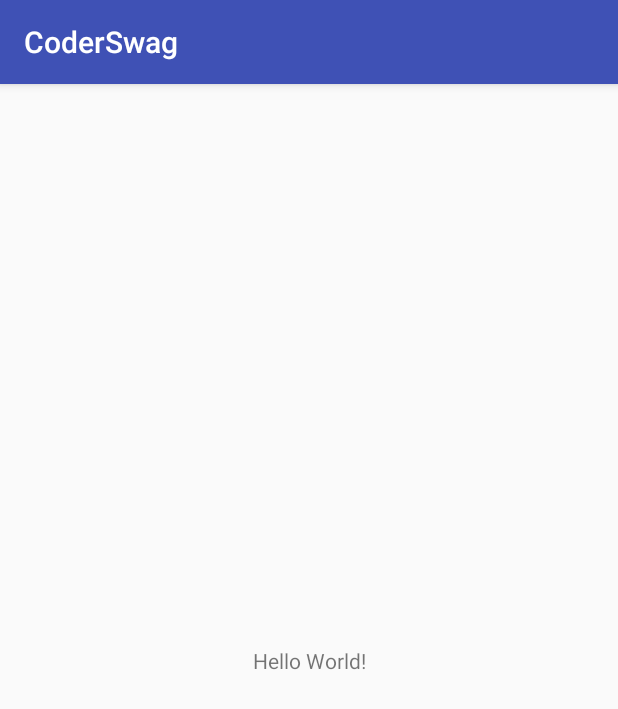
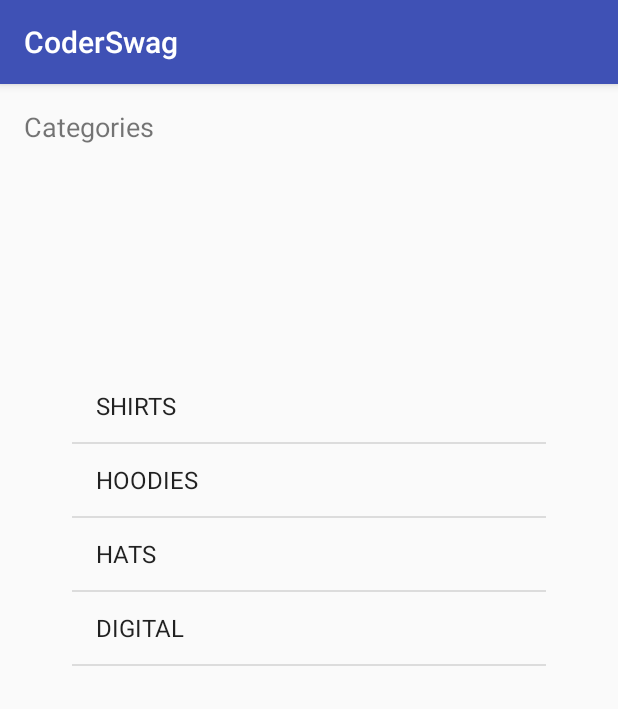
Before and after one commit to arthursalgado/CoderSwag, an Android app: the screen it shows after launch (MainActivity), on a phone screen of 412 x 824 dp. Shown: the top 709 px of the screen. Run offline under Robolectric (Android 15) with nearby library versions, the phone set to English and light mode, and no system bars.

Commit message:
adicionado layout inicial / adapter explicações

```diff
--- a/app/src/main/java/com/devf5/arthursalgado/coderswag/Controller/MainActivity.kt
+++ b/app/src/main/java/com/devf5/arthursalgado/coderswag/Controller/MainActivity.kt
@@ -2,12 +2,22 @@ package com.devf5.arthursalgado.coderswag.Controller
 
 import android.support.v7.app.AppCompatActivity
 import android.os.Bundle
+import android.widget.ArrayAdapter
+import com.devf5.arthursalgado.coderswag.Model.Category
 import com.devf5.arthursalgado.coderswag.R
+import com.devf5.arthursalgado.coderswag.Services.DataService
+import kotlinx.android.synthetic.main.activity_main.*
 
 class MainActivity : AppCompatActivity() {
+
+    lateinit var adapter : ArrayAdapter<Category> // Adapter é o que controla as informações do model pra ser mostrado na ListView (view)
 
     override fun onCreate(savedInstanceState: Bundle?) {
         super.onCreate(savedInstanceState)
         setContentView(R.layout.activity_main)
+
+        // ArrayAdapter(context, que tipo de view que será mostrado na ListView, qual dado que será mostrado)
+        adapter = ArrayAdapter(this, android.R.layout.simple_list_item_1, DataService.categories)
+        categoryListView.adapter = adapter
     }
 }
--- a/app/src/main/java/com/devf5/arthursalgado/coderswag/Model/Category.kt
+++ b/app/src/main/java/com/devf5/arthursalgado/coderswag/Model/Category.kt
@@ -3,4 +3,9 @@ package com.devf5.arthursalgado.coderswag.Model
 /**
  * Created by arthursalgado on 13/10/17.
  */
-class Category constructor(val title: String, val image: String)
+class Category constructor(val title: String, val image: String) {
+    // Tivemos que fazer o override pq o default é mostrar o local de memória do objeto, assim trocamos para mostrar por default o título do objeto
+    override fun toString(): String {
+        return title
+    }
+}
--- a/app/src/main/res/layout/activity_main.xml
+++ b/app/src/main/res/layout/activity_main.xml
@@ -7,12 +7,26 @@
     tools:context="com.devf5.arthursalgado.coderswag.Controller.MainActivity">
 
     <TextView
+        android:id="@+id/textView2"
         android:layout_width="wrap_content"
         android:layout_height="wrap_content"
-        android:text="Hello World!"
-        app:layout_constraintBottom_toBottomOf="parent"
-        app:layout_constraintLeft_toLeftOf="parent"
-        app:layout_constraintRight_toRightOf="parent"
+        android:layout_marginStart="16dp"
+        android:layout_marginTop="16dp"
+        android:text="Categories"
+        android:textSize="18sp"
+        app:layout_constraintStart_toStartOf="parent"
         app:layout_constraintTop_toTopOf="parent" />
 
+    <ListView
+        android:id="@+id/categoryListView"
+        android:layout_width="316dp"
+        android:layout_height="427dp"
+        android:layout_marginBottom="8dp"
+        android:layout_marginEnd="8dp"
+        android:layout_marginStart="8dp"
+        android:layout_marginTop="8dp"
+        app:layout_constraintBottom_toBottomOf="parent"
+        app:layout_constraintEnd_toEndOf="parent"
+        app:layout_constraintStart_toStartOf="parent"
+        app:layout_constraintTop_toBottomOf="@+id/textView2" />
 </android.support.constraint.ConstraintLayout>
```
Also changed, not shown: app/src/main/res/layout/category_list_item.xml (added, +38 -0 lines).
